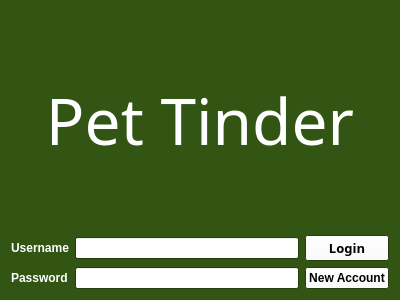
Above: pet_tinder/gui/homescreen.ui from CS-205-S21/team_1_4 before the change. Below: the same form after it.
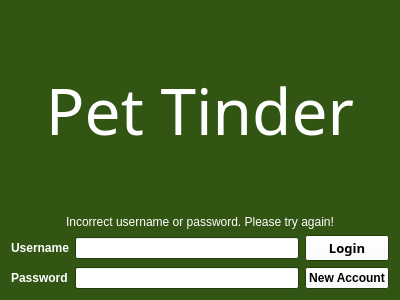
That is the form after the change.

What changed in the file:
```diff
--- a/pet_tinder/gui/homescreen.ui
+++ b/pet_tinder/gui/homescreen.ui
@@ -409,7 +409,7 @@
   </property>
   <layout class="QHBoxLayout" name="horizontalLayout">
    <item>
-    <layout class="QVBoxLayout" name="verticalLayout">
+    <layout class="QVBoxLayout" name="mainLayout" stretch="2,0,8">
      <item>
       <widget class="QLabel" name="logo">
        <property name="palette">
@@ -933,6 +933,16 @@
        </property>
       </widget>
      </item>
+     <item>
+      <widget class="QLabel" name="loginFailedLabel">
+       <property name="text">
+        <string>Incorrect username or password. Please try again!</string>
+       </property>
+       <property name="alignment">
+        <set>Qt::AlignCenter</set>
+       </property>
+      </widget>
+     </item>
      <item>
       <layout class="QGridLayout" name="gridLayout">
        <item row="0" column="2">
```
